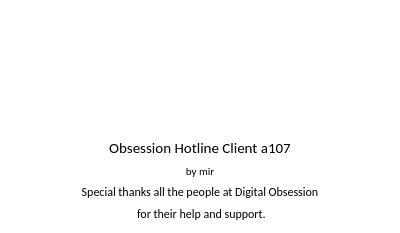
Old version of the form dialogabout.ui in the repository tjohnman/Obsession.
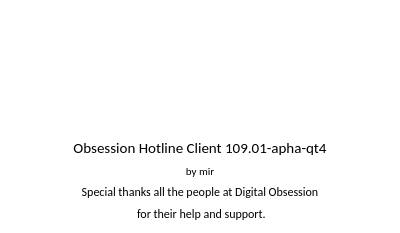
New version of the form. Icons and pictures are not drawn.

Patch:
```diff
--- a/dialogabout.ui
+++ b/dialogabout.ui
@@ -162,12 +162,11 @@
       <font>
        <family>Calibri</family>
        <pointsize>11</pointsize>
-       <weight>50</weight>
        <bold>false</bold>
       </font>
      </property>
      <property name="text">
-      <string>Obsession Hotline Client a107</string>
+      <string>Obsession Hotline Client 109.01-apha-qt4</string>
      </property>
      <property name="alignment">
       <set>Qt::AlignCenter</set>
```
Left out of the diff: 3 changed lines with no effect on the pictures.
